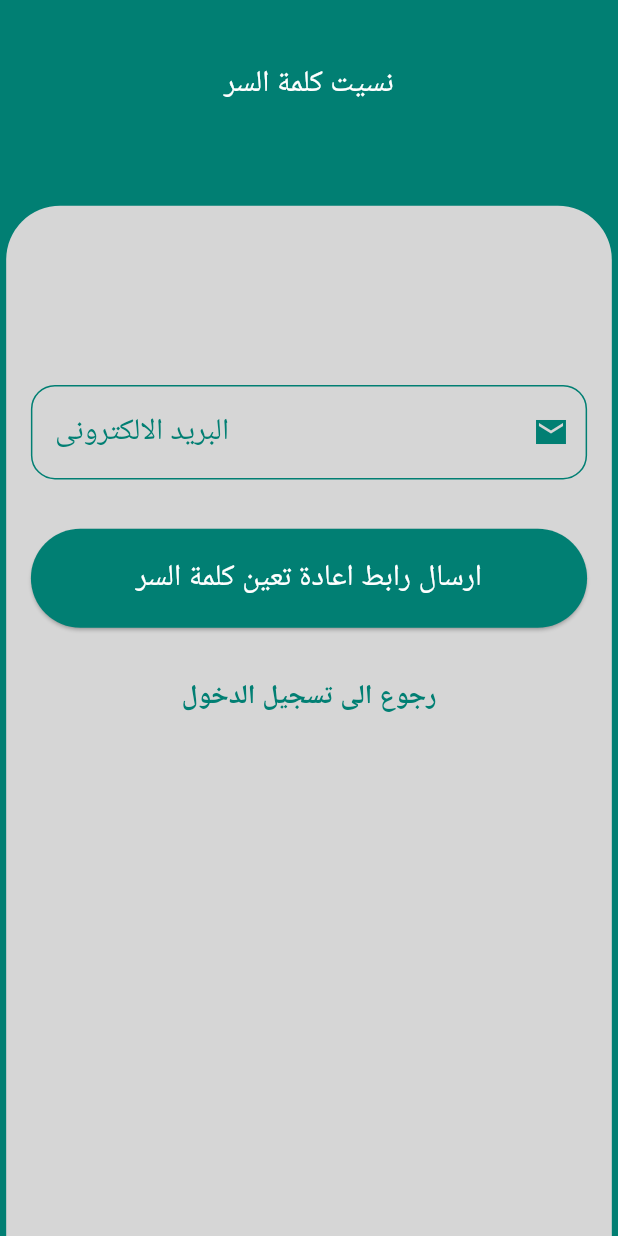
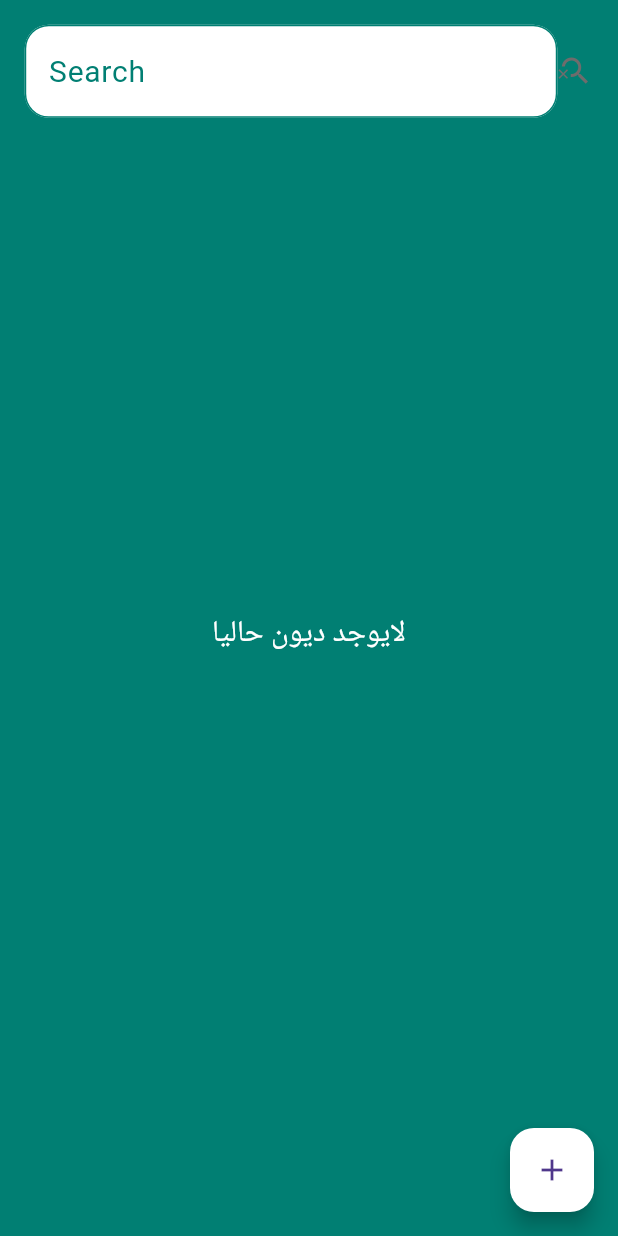
Before and after one commit to mohamedzebib22/Elmanfy, a Flutter app: the screen it shows after launch, on a phone screen of 412 x 824 dp. Run offline on Flutter 3.47's test engine with Material 3 defaults, Android fonts, the phone set to English and light mode, and no system bars; drawn by our look-alikes of auto_size_text.

Commit message:
done ui with homePage.

```diff
--- /dev/null
+++ b/lib/Features/home_page/presentation/views/widgets/home_page.dart
@@ -0,0 +1,48 @@
+import 'package:elmanfy/core/constants/constant.dart';
+import 'package:elmanfy/core/theme/custom_style_text.dart';
+import 'package:elmanfy/core/utils/widgets/custom_text_feild.dart';
+import 'package:flutter/material.dart';
+
+class HomePage extends StatelessWidget {
+  const HomePage({super.key});
+  static String id = 'HomePage';
+  @override
+  Widget build(BuildContext context) {
+    var width = MediaQuery.of(context).size.width;
+    var height = MediaQuery.of(context).size.height;
+    return Scaffold(
+      floatingActionButton: FloatingActionButton(
+          child: Icon(Icons.add),
+          onPressed: () {
+            showModalBottomSheet(
+                context: context,
+                builder: (context) {
+                  return Container();
+                });
+          }),
+      body: SafeArea(
+        child: Padding(
+          padding:  EdgeInsets.symmetric(horizontal: width*0.04),
+          child: Column(
+            crossAxisAlignment: CrossAxisAlignment.stretch,
+            children: [
+              SizedBox(height: height*0.02),
+              Row(
+                mainAxisAlignment: MainAxisAlignment.spaceBetween,
+                children: [
+                Expanded(child: CustomTextFeild(hintText: 'Search',isFill: true,fillColor: Colors.white,)),
+                Icon(Icons.search_off_sharp ,color: const Color.fromARGB(255, 110, 108, 108),),
+              ],),
+              SizedBox(height: height/ 2.5),
+              Text(
+                Constant.noDebtsCurrently,
+                style: CustomStyleText.whiteColorBold,
+                textAlign: TextAlign.center,
+              ),
+            ],
+          ),
+        ),
+      ),
+    );
+  }
+}
--- a/lib/core/constants/constant.dart
+++ b/lib/core/constants/constant.dart
@@ -11,6 +11,7 @@ class Constant {
  static const String forgetPasswordPage = 'نسيت كلمة السر';
  static const String backToLoginPage = 'رجوع الى تسجيل الدخول';
  static const String sendLink = 'ارسال رابط اعادة تعين كلمة السر';
+ static const String noDebtsCurrently = 'لايوجد ديون حاليا';
 
 
 }
--- a/lib/core/theme/app_theme.dart
+++ b/lib/core/theme/app_theme.dart
@@ -11,7 +11,8 @@ class AppTheme {
     ),
 
     floatingActionButtonTheme:const FloatingActionButtonThemeData(
-      backgroundColor: Color(0xff017F73),
+      backgroundColor: Colors.white,
+
     ),
   );
 
--- a/lib/core/utils/widgets/custom_text_feild.dart
+++ b/lib/core/utils/widgets/custom_text_feild.dart
@@ -14,7 +14,9 @@ class CustomTextFeild extends StatelessWidget {
       this.maxLines = 1,
       this.onChanged,
       this.controller,
+      this.isFill = false,
       this.security = false,
+      this.fillColor = Colors.transparent,
       this.validator});
 
   MyValidator? validator;
@@ -27,11 +29,14 @@ class CustomTextFeild extends StatelessWidget {
   Color? borderColor;
   int maxLines;
   bool security;
+  bool? isFill;
+  Color? fillColor;
   Function(String)? onChanged;
   @override
   Widget build(BuildContext context) {
     return TextFormField(
       style: TextStyle(color: AppColor.primaryColor,),
+
       obscureText: security,
       initialValue: text,
       controller: controller,
@@ -39,6 +44,8 @@ class CustomTextFeild extends StatelessWidget {
       validator: validator,
       maxLines: maxLines,
       decoration: InputDecoration(
+        filled:isFill ,
+        fillColor:fillColor ,
         hintText: hintText,
         hintStyle:const TextStyle(color:AppColor.primaryColor,fontSize: 20),
         prefixIcon: prefix,
--- a/lib/main.dart
+++ b/lib/main.dart
@@ -1,4 +1,5 @@
 import 'package:elmanfy/Features/forget_password_page/presentation/views/forget_password_page.dart';
+import 'package:elmanfy/Features/home_page/presentation/views/widgets/home_page.dart';
 import 'package:elmanfy/Features/login_page/presentation/views/login_page.dart';
 import 'package:elmanfy/Features/register_page/presentation/views/register_page.dart';
 import 'package:elmanfy/core/theme/app_theme.dart';
@@ -20,8 +21,9 @@ class Elmanfy extends StatelessWidget {
         LoginPage.id : (context) => LoginPage(),
         RegisterPage.id : (context) => RegisterPage(),
         ForgetPasswordPage.id : (context) => ForgetPasswordPage(),
+        HomePage.id : (context) => HomePage(),
       },
-      initialRoute: ForgetPasswordPage.id,
+      initialRoute: HomePage.id,
     );
   }
 }
```
